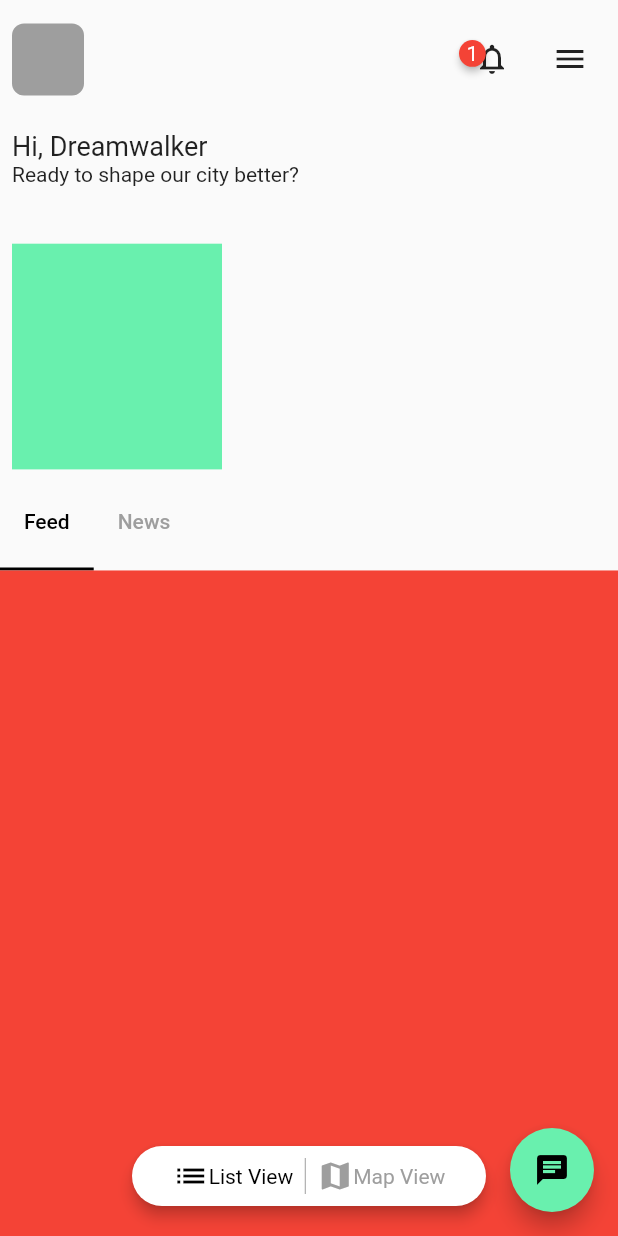
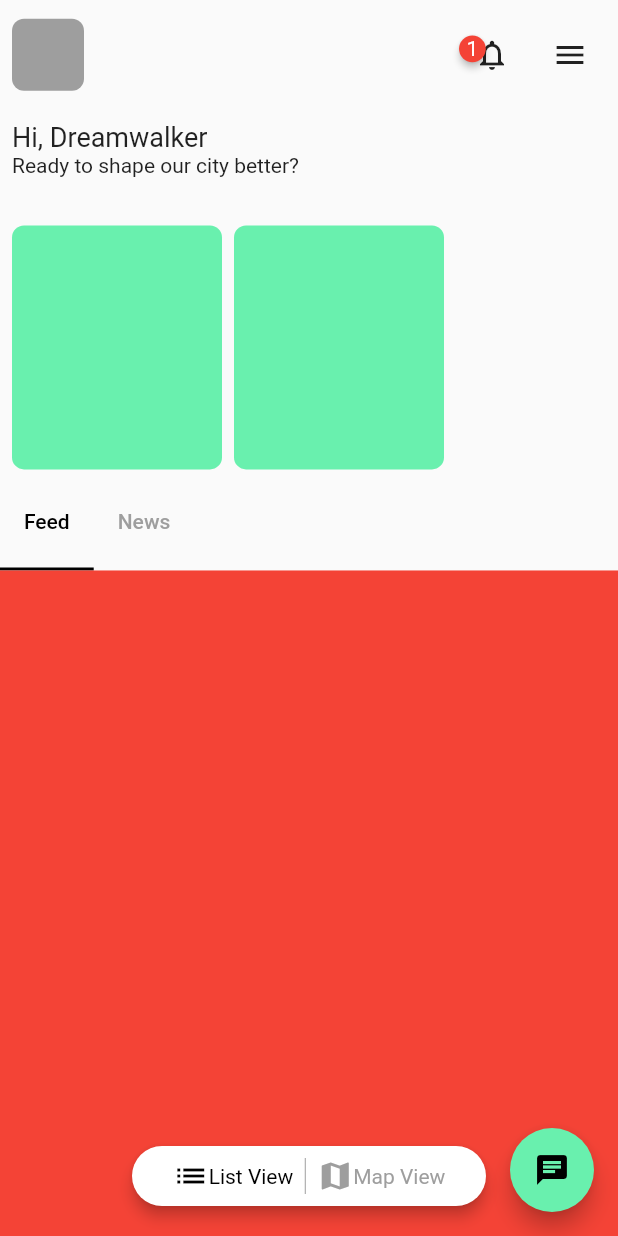
Before and after one commit to JAICHANGPARK/flutter_notebook_11th_story, a Flutter app: the screen it shows after launch, on a phone screen of 412 x 824 dp. Run offline on Flutter 3.47's test engine with Material 2 defaults, Android fonts, the phone set to English and light mode, and no system bars; drawn by our look-alikes of badges; our stand-ins replace backdrop, flutter_inner_drawer, flutter_slidable, flutter_swiper, google_fonts.

Commit message:
Update irys_home_page.dart

```diff
--- a/lib/ep727_irys_mobile_app/ui/irys_home_page.dart
+++ b/lib/ep727_irys_mobile_app/ui/irys_home_page.dart
@@ -88,16 +88,31 @@ class _IrysHomePageState extends State<IrysHomePage> with SingleTickerProviderSt
                               ),
                             )),
                         Expanded(
-                            flex: 6,
+                            flex: 7,
                             child: Padding(
                               padding: const EdgeInsets.only(left: 8, bottom: 4, top: 4),
                               child: ListView(
                                 scrollDirection: Axis.horizontal,
                                 children: [
-                                  Container(
-                                    width: 140,
-                                    decoration: BoxDecoration(
-                                      color: Colors.greenAccent,
+                                  Padding(
+                                    padding: const EdgeInsets.only(right: 8),
+                                    child: Container(
+                                      width: 140,
+                                      decoration: BoxDecoration(
+                                        color: Colors.greenAccent,
+                                        borderRadius: BorderRadius.circular(8)
+                                      ),
+                                    ),
+                                  ),
+
+                                  Padding(
+                                    padding: const EdgeInsets.only(right: 8),
+                                    child: Container(
+                                      width: 140,
+                                      decoration: BoxDecoration(
+                                        color: Colors.greenAccent,
+                                          borderRadius: BorderRadius.circular(8)
+                                      ),
                                     ),
                                   ),
                                 ],
```
